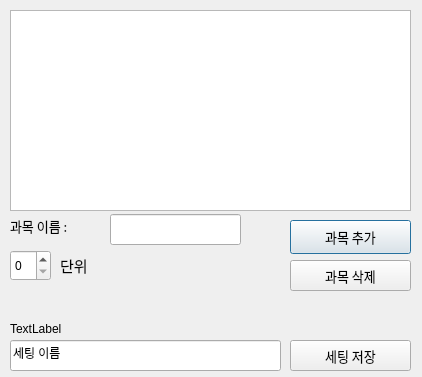
Qt form ui/settingSubject.ui (unknownbox-collab/Python) before a commit.
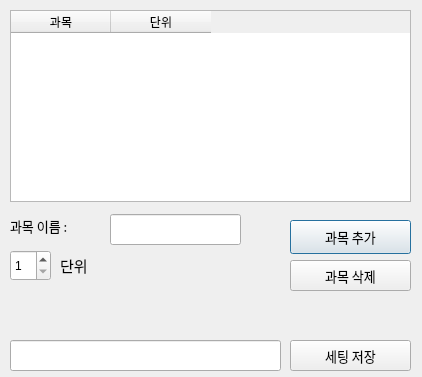
The same form after that commit.

What changed in the file:
```diff
--- a/ui/settingSubject.ui
+++ b/ui/settingSubject.ui
@@ -13,16 +13,6 @@
   <property name="windowTitle">
    <string>Dialog</string>
   </property>
-  <widget class="QTableView" name="displaySubject">
-   <property name="geometry">
-    <rect>
-     <x>10</x>
-     <y>10</y>
-     <width>401</width>
-     <height>201</height>
-    </rect>
-   </property>
-  </widget>
   <widget class="QPushButton" name="add">
    <property name="geometry">
     <rect>
@@ -74,6 +64,9 @@
      <height>31</height>
     </rect>
    </property>
+   <property name="minimum">
+    <number>1</number>
+   </property>
   </widget>
   <widget class="QLabel" name="label_2">
    <property name="geometry">
@@ -158,7 +151,7 @@
     </rect>
    </property>
    <property name="text">
-    <string>세팅 이름</string>
+    <string/>
    </property>
   </widget>
   <widget class="QLabel" name="message">
@@ -171,9 +164,44 @@
     </rect>
    </property>
    <property name="text">
-    <string>TextLabel</string>
+    <string/>
    </property>
   </widget>
+  <widget class="QTableWidget" name="subjectDisplay">
+   <property name="geometry">
+    <rect>
+     <x>10</x>
+     <y>10</y>
+     <width>401</width>
+     <height>192</height>
+    </rect>
+   </property>
+   <property name="editTriggers">
+    <set>QAbstractItemView::NoEditTriggers</set>
+   </property>
+   <property name="dragEnabled">
+    <bool>true</bool>
+   </property>
+   <property name="dragDropMode">
+    <enum>QAbstractItemView::DragDrop</enum>
+   </property>
+   <property name="selectionMode">
+    <enum>QAbstractItemView::SingleSelection</enum>
+   </property>
+   <property name="selectionBehavior">
+    <enum>QAbstractItemView::SelectRows</enum>
+   </property>
+   <column>
+    <property name="text">
+     <string>과목</string>
+    </property>
+   </column>
+   <column>
+    <property name="text">
+     <string>단위</string>
+    </property>
+   </column>
+  </widget>
  </widget>
  <resources/>
  <connections/>
```
Left out of the diff: 8 changed lines with no effect on the pictures.
